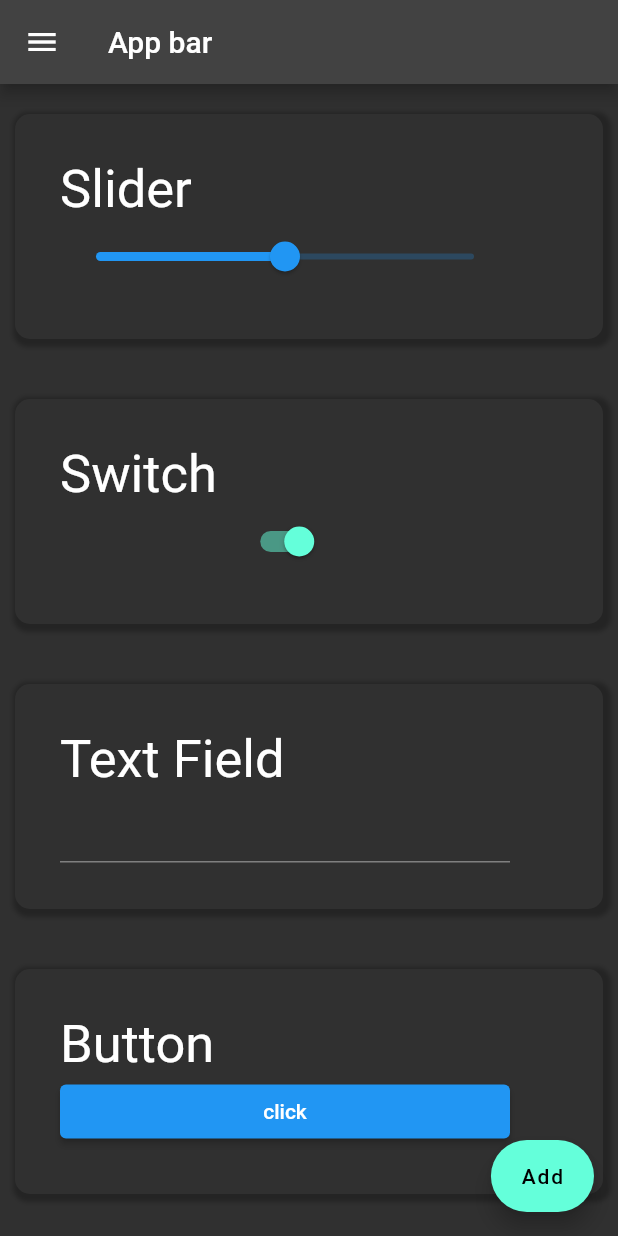
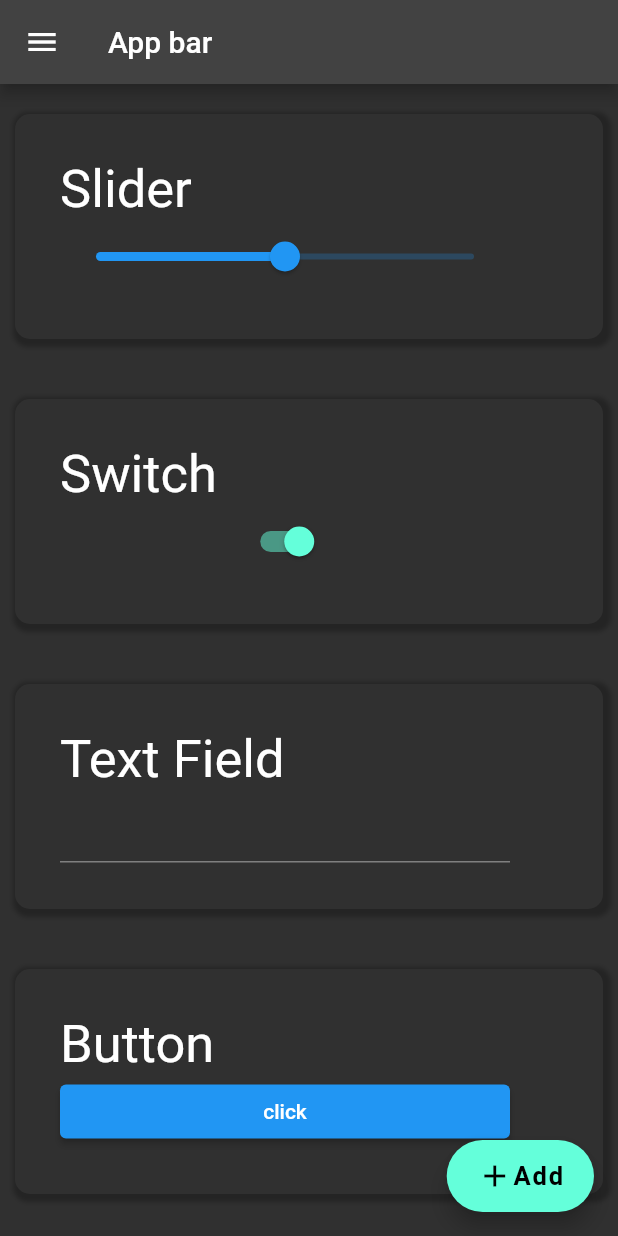
Before and after one commit to UrosSysPro/5.-godina-2022-2023-flutter, a Flutter app: the screen it shows after launch, in the side drawer, after a tap on "Add", on a phone screen of 412 x 824 dp. Run offline on Flutter 3.47's test engine with Material 2 defaults, Android fonts, the phone set to English and light mode, and no system bars.

Commit message:
sa proslog casa

```diff
--- a/lib/MainPage.dart
+++ b/lib/MainPage.dart
@@ -1,3 +1,5 @@
+// ignore_for_file: prefer_const_constructors, prefer_const_literals_to_create_immutables, sort_child_properties_last
+
 import 'package:app/Card.dart' as app;
 import 'package:flutter/material.dart';
 
@@ -14,7 +16,10 @@ class _MainPageState extends State<MainPage> {
   var sliderValue=0.5;
   var switchValue=true;
   var textEditValue="";
+  var currentIndex=0;
   var theme=ThemeData.dark();
+  var postValue="";
+  List<String> lista=[];
 
   @override
   Widget build(BuildContext context) {
@@ -33,11 +38,23 @@ class _MainPageState extends State<MainPage> {
           },
         ),
       ),
+
       floatingActionButton: FloatingActionButton.extended(
         onPressed: (){
-          print("click");
+          showAddMenu();
         },
-        label: Text("Add")
+        label: Row(
+          children: [
+            Icon(Icons.add),
+            Text(
+              "Add",
+              style: TextStyle(
+                fontWeight: FontWeight.bold,
+                fontSize: 17
+              ),
+            )
+          ],
+        ),
       ),
 
       drawer: Drawer(
@@ -51,15 +68,46 @@ class _MainPageState extends State<MainPage> {
                 style: TextStyle(fontSize: 30),
               ),
             ),
-            ListTile(leading:Icon(Icons.home),title: Text("item1"),),
-            ListTile(leading:Icon(Icons.search),title: Text("item2"),selected: true,),
-            ListTile(leading:Icon(Icons.sell),title: Text("item3"),),
+            ListTile(
+              leading:Icon(Icons.arrow_back),
+              title: Text("item1"),
+              selected: currentIndex==0,
+              onTap: (){setState(() {
+                currentIndex=0;
+              });},
+            ),
+            ListTile(
+              leading:Icon(Icons.arrow_forward),
+              title: Text("item2"),
+              selected: currentIndex==1,
+              onTap: (){setState(() {
+                currentIndex=1;
+              });},
+            ),
+            ListTile(
+              leading:Icon(Icons.sell),
+              title: Text("item3"),
+              selected: currentIndex==2,
+              onTap: (){setState(() {
+                currentIndex=2;
+              });},
+            ),
           ],
         ),
       ),
 
       body: ListView(
         children: [
+          Builder(builder: (context){
+            List<Widget> widgeti=[];
+            for(int i=0;i<lista.length;i++){
+              widgeti.add(Text(lista[i]));
+            }
+            return Column(
+              mainAxisSize: MainAxisSize.min,
+              children: widgeti,
+            );
+          }),
           app.Card(
             title:"Slider",
             widget: Slider(
@@ -96,6 +144,74 @@ class _MainPageState extends State<MainPage> {
 
     ));
   }
+
+
+  void showAddMenu(){
+    showModalBottomSheet(
+      context: context,
+      backgroundColor: Colors.transparent,
+      builder: (context){
+        return Padding(
+          padding: EdgeInsets.all(20.0),
+          child: Container(
+            height: 600,
+            clipBehavior: Clip.antiAlias,
+            decoration: BoxDecoration(
+              color: Colors.white,
+              borderRadius: BorderRadius.circular(30)
+            ),
+            child: Column(
+              children: [
+                Container(
+                height: 100,
+                child: Padding(
+                  padding: const EdgeInsets.only(left: 20),
+                  child: Align(
+                    alignment: Alignment.centerLeft,
+                    child: Text(
+                      "New Post",
+                      style: TextStyle(
+                        color: Colors.white,
+                        fontSize: 30
+                      ),
+                    ),
+                  ),
+                ),
+                color: Theme.of(context).primaryColor,
+                ),
+                Padding(
+                  padding: const EdgeInsets.all(8.0),
+                  child: TextField(
+                    decoration: InputDecoration(
+                      labelText: "Post",
+                      border: OutlineInputBorder()
+                    ),
+                    onChanged: (value){
+                      postValue=value;
+                    },
+                  ),
+                ),
+                Align(
+                  alignment: Alignment.bottomRight,
+                  child: ElevatedButton(
+                    onPressed: (){
+                      setState(() {
+                        if(postValue.length==0)return;
+                        lista.add(postValue);
+                        postValue="";
+                        Navigator.pop(context);
+                      });
+                    },
+                    child: Text("Post"),
+                  ),
+                )
+              ],
+            ),
+          ),
+        );
+      }
+    );
+  }
 }
 
 //ui=build(state)
--- a/lib/main.dart
+++ b/lib/main.dart
@@ -6,6 +6,8 @@ import 'package:flutter/material.dart';
 
 void main(){
   runApp(
-    MainPage(),
+    MaterialApp(
+      home: MainPage(),
+    )
   );
 }
```
